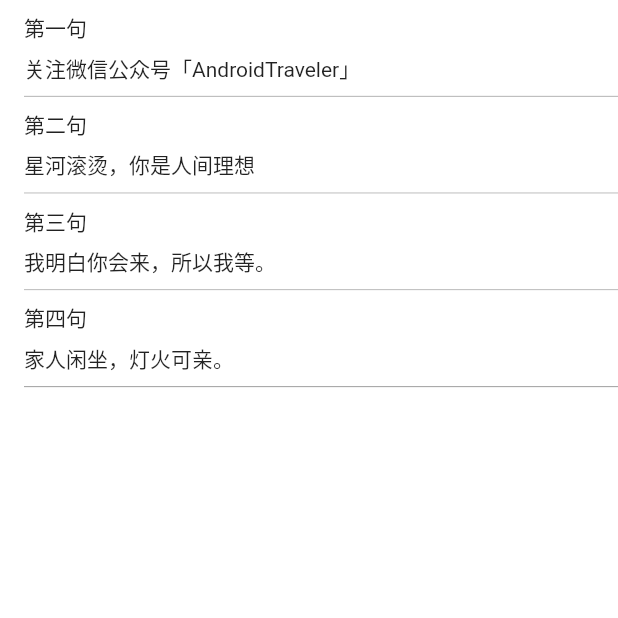
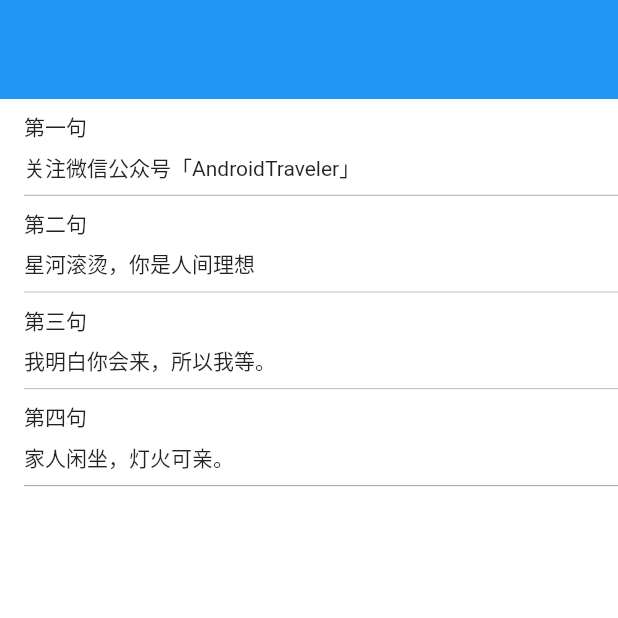
Before and after one commit to zhanzengyu/FlutterSamples, a Flutter app: the screen it shows after launch, on a phone screen of 412 x 824 dp, the top half of it. Run offline on Flutter 3.47's test engine with Material 2 defaults, Android fonts, the light colour scheme and no system bars.

Commit message:
add multi layout

```diff
--- a/sub/my_flutter/lib/listview_widget.dart
+++ b/sub/my_flutter/lib/listview_widget.dart
@@ -24,6 +24,8 @@ class _ListViewWidgetState extends State<ListViewWidget> {
 
   /// 实际场景可能是从网络拉取，这里演示就直接填充数据源了
   void _initData() {
+    itemBeans.add(ItemBean('', ''));
+
     itemBeans.add(ItemBean('第一句', '关注微信公众号「AndroidTraveler」'));
     itemBeans.add(ItemBean('第二句', '星河滚烫，你是人间理想'));
     itemBeans.add(ItemBean('第三句', '我明白你会来，所以我等。'));
@@ -37,7 +39,14 @@ class _ListViewWidgetState extends State<ListViewWidget> {
       child: ListView.builder(
         itemCount: itemBeans.length,
         itemBuilder: (context, index) {
-          return ItemWidget(index, itemBeans[index], widget.listener);
+          if (index == 0) {
+            return Container(
+              color: Colors.blue,
+              height: 66,
+            );
+          } else {
+            return ItemWidget(index, itemBeans[index], widget.listener);
+          }
         },
       ),
     );
```
Also changed, not shown: 1 other file.
